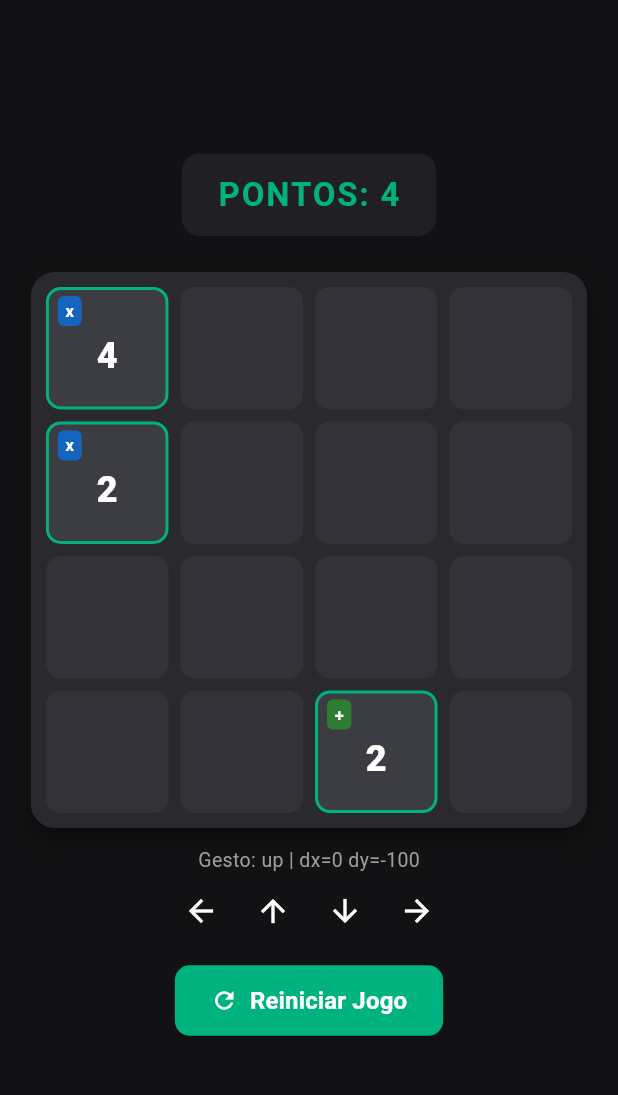
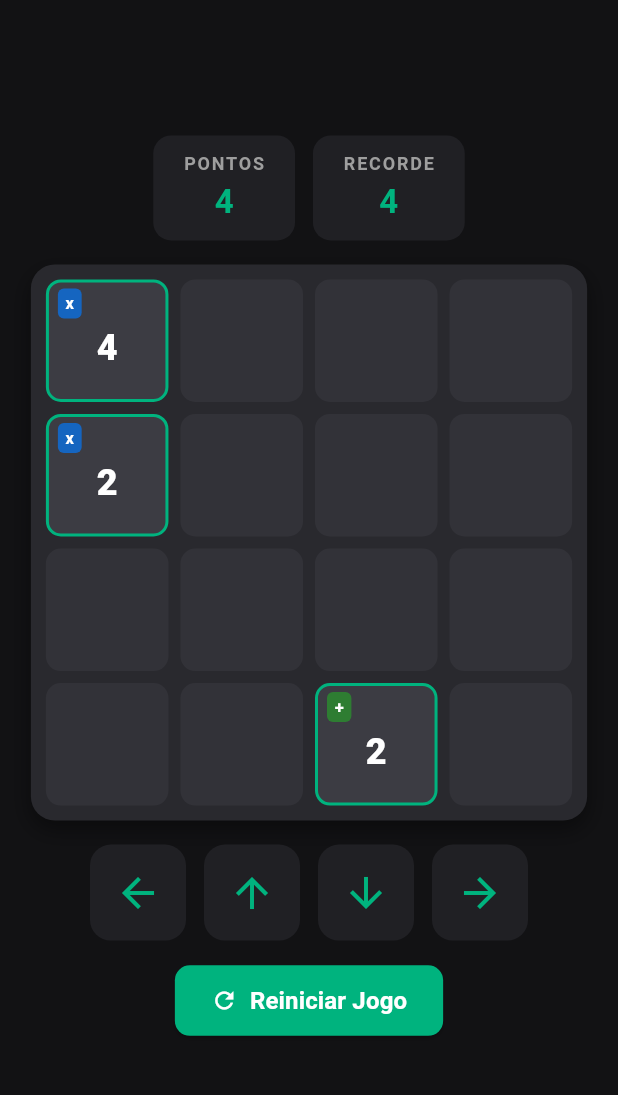
Before and after one commit to wagnerlamounier/soma-raiz, a Flutter app: the screen it shows after launch, after a tap on the "arrow back" icon, after a tap on the "arrow upward" icon, on a phone screen of 412 x 824 dp, the part 65-1160 px from its top. Run offline on Flutter 3.47's test engine with Material 3 defaults, Android fonts, the phone set to English and light mode, and no system bars; our stand-ins replace shared_preferences.

Commit message:
Adiciona recorde e fim de jogo

```diff
--- a/lib/main.dart
+++ b/lib/main.dart
@@ -1,5 +1,6 @@
 import 'dart:math';
 import 'package:flutter/material.dart';
+import 'package:shared_preferences/shared_preferences.dart';
 
 void main() {
   runApp(const SomaRaizApp());
@@ -42,34 +43,54 @@ class GameScreen extends StatefulWidget {
 }
 
 class _GameScreenState extends State<GameScreen> {
+  static const String _bestScoreKey = 'best_score';
+
   late List<List<CellData?>> board;
   int score = 0;
+  int bestScore = 0;
+  bool _gameOver = false;
   final Random random = Random();
 
   // Posição inicial do toque (usada pelo Listener)
   Offset? _pointerStart;
 
-  // Texto de diagnóstico mostrado na tela (pode remover depois)
-  String _debugInfo = 'Aguardando gesto...';
-
   @override
   void initState() {
     super.initState();
     _resetBoard();
+    _loadBestScore();
+  }
+
+  Future<void> _loadBestScore() async {
+    try {
+      final prefs = await SharedPreferences.getInstance();
+      final saved = prefs.getInt(_bestScoreKey) ?? 0;
+      if (!mounted) return;
+      setState(() => bestScore = saved);
+    } catch (e) {
+      debugPrint('Erro ao carregar recorde: $e');
+    }
+  }
+
+  Future<void> _saveBestScore() async {
+    try {
+      final prefs = await SharedPreferences.getInstance();
+      await prefs.setInt(_bestScoreKey, bestScore);
+    } catch (e) {
+      debugPrint('Erro ao salvar recorde: $e');
+    }
   }
 
   void _resetBoard() {
     board = List.generate(4, (_) => List<CellData?>.filled(4, null));
     score = 0;
+    _gameOver = false;
     _addRandomTile();
     _addRandomTile();
   }
 
   void _restartGame() {
-    setState(() {
-      _resetBoard();
-      _debugInfo = 'Jogo reiniciado';
-    });
+    setState(_resetBoard);
   }
 
   void _addRandomTile() {
@@ -102,7 +123,8 @@ class _GameScreenState extends State<GameScreen> {
     return CellData(value: res, operation: a.operation);
   }
 
-  void _move(String direction) {
+  /// Executa o movimento e retorna true se algo mudou no tabuleiro.
+  bool _move(String direction) {
     bool moved = false;
 
     int rotations = 0;
@@ -150,6 +172,7 @@ class _GameScreenState extends State<GameScreen> {
     if (moved) {
       _addRandomTile();
     }
+    return moved;
   }
 
   void _rotateBoardClockwise() {
@@ -163,39 +186,108 @@ class _GameScreenState extends State<GameScreen> {
     board = temp;
   }
 
+  /// Fim de jogo: tabuleiro cheio e nenhum par de vizinhos com o mesmo valor.
+  bool _isGameOver() {
+    for (int r = 0; r < 4; r++) {
+      for (int c = 0; c < 4; c++) {
+        final cell = board[r][c];
+        if (cell == null) return false;
+        if (c + 1 < 4 && board[r][c + 1]?.value == cell.value) return false;
+        if (r + 1 < 4 && board[r + 1][c]?.value == cell.value) return false;
+      }
+    }
+    return true;
+  }
+
   void _handleSwipe(double dx, double dy) {
+    if (_gameOver) return;
+
     const double minDistance = 30;
-    String direction = 'nenhuma (gesto curto)';
+    String? direction;
 
-    try {
     if (dx.abs() > dy.abs()) {
       if (dx > minDistance) {
         direction = 'right';
-          _move('right');
       } else if (dx < -minDistance) {
         direction = 'left';
-          _move('left');
       }
     } else {
       if (dy > minDistance) {
         direction = 'down';
-          _move('down');
       } else if (dy < -minDistance) {
         direction = 'up';
-          _move('up');
       }
     }
 
+    if (direction == null) return;
+
+    try {
+      final bool moved = _move(direction);
+      if (!moved) return;
+
+      final bool newRecord = score > bestScore;
       setState(() {
-        _debugInfo =
-            'Gesto: $direction | dx=${dx.toStringAsFixed(0)} dy=${dy.toStringAsFixed(0)}';
+        if (newRecord) bestScore = score;
+        if (_isGameOver()) _gameOver = true;
       });
+
+      if (newRecord) _saveBestScore();
     } catch (e, st) {
       debugPrint('Erro no movimento: $e\n$st');
-      ScaffoldMessenger.of(context).showSnackBar(
-        SnackBar(content: Text('Erro: $e')),
+    }
+  }
+
+  Widget _buildScoreBox(String label, int value) {
+    return Container(
+      padding: const EdgeInsets.symmetric(horizontal: 20, vertical: 10),
+      decoration: BoxDecoration(
+        color: const Color(0xFF202024),
+        borderRadius: BorderRadius.circular(12),
+      ),
+      child: Column(
+        children: [
+          Text(
+            label,
+            style: const TextStyle(
+              fontSize: 12,
+              fontWeight: FontWeight.bold,
+              color: Colors.grey,
+              letterSpacing: 1.2,
+            ),
+          ),
+          const SizedBox(height: 2),
+          Text(
+            '$value',
+            style: const TextStyle(
+              fontSize: 22,
+              fontWeight: FontWeight.bold,
+              color: Color(0xFF00B37E),
+            ),
+          ),
+        ],
+      ),
     );
   }
+
+  Widget _buildArrowButton(IconData icon, double dx, double dy) {
+    return Padding(
+      padding: const EdgeInsets.symmetric(horizontal: 6),
+      child: SizedBox(
+        width: 64,
+        height: 64,
+        child: IconButton(
+          onPressed: () => _handleSwipe(dx, dy),
+          icon: Icon(icon, size: 32),
+          style: IconButton.styleFrom(
+            backgroundColor: const Color(0xFF202024),
+            foregroundColor: const Color(0xFF00B37E),
+            shape: RoundedRectangleBorder(
+              borderRadius: BorderRadius.circular(14),
+            ),
+          ),
+        ),
+      ),
+    );
   }
 
   Widget _buildCell(CellData? cell) {
@@ -251,6 +343,65 @@ class _GameScreenState extends State<GameScreen> {
     );
   }
 
+  Widget _buildGameOverOverlay() {
+    return Positioned.fill(
+      child: Container(
+        decoration: BoxDecoration(
+          color: const Color.fromRGBO(0, 0, 0, 0.75),
+          borderRadius: BorderRadius.circular(16),
+        ),
+        child: Column(
+          mainAxisAlignment: MainAxisAlignment.center,
+          children: [
+            const Text(
+              'FIM DE JOGO',
+              style: TextStyle(
+                fontSize: 28,
+                fontWeight: FontWeight.w900,
+                color: Colors.white,
+                letterSpacing: 1.5,
+              ),
+            ),
+            const SizedBox(height: 8),
+            Text(
+              'Pontos: $score',
+              style: const TextStyle(
+                fontSize: 20,
+                fontWeight: FontWeight.bold,
+                color: Color(0xFF00B37E),
+              ),
+            ),
+            if (score > 0 && score >= bestScore)
+              const Padding(
+                padding: EdgeInsets.only(top: 4),
+                child: Text(
+                  'Novo recorde!',
+                  style: TextStyle(fontSize: 16, color: Colors.amber),
+                ),
+              ),
+            const SizedBox(height: 16),
+            ElevatedButton(
+              onPressed: _restartGame,
+              style: ElevatedButton.styleFrom(
+                backgroundColor: const Color(0xFF00B37E),
+                foregroundColor: Colors.white,
+                padding:
+                    const EdgeInsets.symmetric(horizontal: 24, vertical: 12),
+                shape: RoundedRectangleBorder(
+                  borderRadius: BorderRadius.circular(10),
+                ),
+              ),
+              child: const Text(
+                'Jogar novamente',
+                style: TextStyle(fontSize: 16, fontWeight: FontWeight.bold),
+              ),
+            ),
+          ],
+        ),
+      ),
+    );
+  }
+
   @override
   Widget build(BuildContext context) {
     return Scaffold(
@@ -266,39 +417,35 @@ class _GameScreenState extends State<GameScreen> {
       body: SafeArea(
         child: LayoutBuilder(
           builder: (context, constraints) {
-            final double boardSize = min(
+            // Reserva espaço para pontuação, setas e botão de reiniciar
+            final double boardSize = max(
+              200.0,
+              min(
                 380.0,
-              min(constraints.maxWidth * 0.9, constraints.maxHeight * 0.55),
+                min(constraints.maxWidth * 0.9, constraints.maxHeight - 260),
+              ),
             );
 
             return Center(
               child: SingleChildScrollView(
-                physics: const NeverScrollableScrollPhysics(),
                 child: Column(
                   mainAxisAlignment: MainAxisAlignment.center,
                   crossAxisAlignment: CrossAxisAlignment.center,
                   children: [
-                    // Painel de pontuação
-                    Container(
-                      padding: const EdgeInsets.symmetric(
-                          horizontal: 24, vertical: 12),
-                      decoration: BoxDecoration(
-                        color: const Color(0xFF202024),
-                        borderRadius: BorderRadius.circular(12),
+                    // Pontuação e recorde
+                    Row(
+                      mainAxisAlignment: MainAxisAlignment.center,
+                      children: [
+                        _buildScoreBox('PONTOS', score),
+                        const SizedBox(width: 12),
+                        _buildScoreBox('RECORDE', bestScore),
+                      ],
                     ),
-                      child: Text(
-                        'PONTOS: $score',
-                        style: const TextStyle(
-                          fontSize: 22,
-                          fontWeight: FontWeight.bold,
-                          color: Color(0xFF00B37E),
-                          letterSpacing: 1.2,
-                        ),
-                      ),
-                    ),
-                    const SizedBox(height: 24),
+                    const SizedBox(height: 16),
 
                     // Tabuleiro com leitura direta dos toques (Listener)
+                    Stack(
+                      children: [
                         Listener(
                           behavior: HitTestBehavior.opaque,
                           onPointerDown: (e) => _pointerStart = e.position,
@@ -344,39 +491,24 @@ class _GameScreenState extends State<GameScreen> {
                             ),
                           ),
                         ),
-
-                    const SizedBox(height: 12),
-
-                    // Texto de diagnóstico (temporário)
-                    Text(
-                      _debugInfo,
-                      style: const TextStyle(fontSize: 13, color: Colors.grey),
+                        if (_gameOver) _buildGameOverOverlay(),
+                      ],
                     ),
 
-                    // Botões de seta para teste (temporários)
+                    const SizedBox(height: 16),
+
+                    // Botões de seta (alternativa ao deslize)
                     Row(
                       mainAxisAlignment: MainAxisAlignment.center,
                       children: [
-                        IconButton(
-                          onPressed: () => _handleSwipe(-100, 0),
-                          icon: const Icon(Icons.arrow_back),
-                        ),
-                        IconButton(
-                          onPressed: () => _handleSwipe(0, -100),
-                          icon: const Icon(Icons.arrow_upward),
-                        ),
-                        IconButton(
-                          onPressed: () => _handleSwipe(0, 100),
-                          icon: const Icon(Icons.arrow_downward),
-                        ),
-                        IconButton(
-                          onPressed: () => _handleSwipe(100, 0),
-                          icon: const Icon(Icons.arrow_forward),
-                        ),
+                        _buildArrowButton(Icons.arrow_back, -100, 0),
+                        _buildArrowButton(Icons.arrow_upward, 0, -100),
+                        _buildArrowButton(Icons.arrow_downward, 0, 100),
+                        _buildArrowButton(Icons.arrow_forward, 100, 0),
                       ],
                     ),
 
-                    const SizedBox(height: 12),
+                    const SizedBox(height: 16),
 
                     // Botão de reiniciar
                     ElevatedButton.icon(
@@ -397,6 +529,7 @@ class _GameScreenState extends State<GameScreen> {
                         ),
                       ),
                     ),
+                    const SizedBox(height: 12),
                   ],
                 ),
               ),
```
Lines whose indentation alone changed are shown as unchanged.
